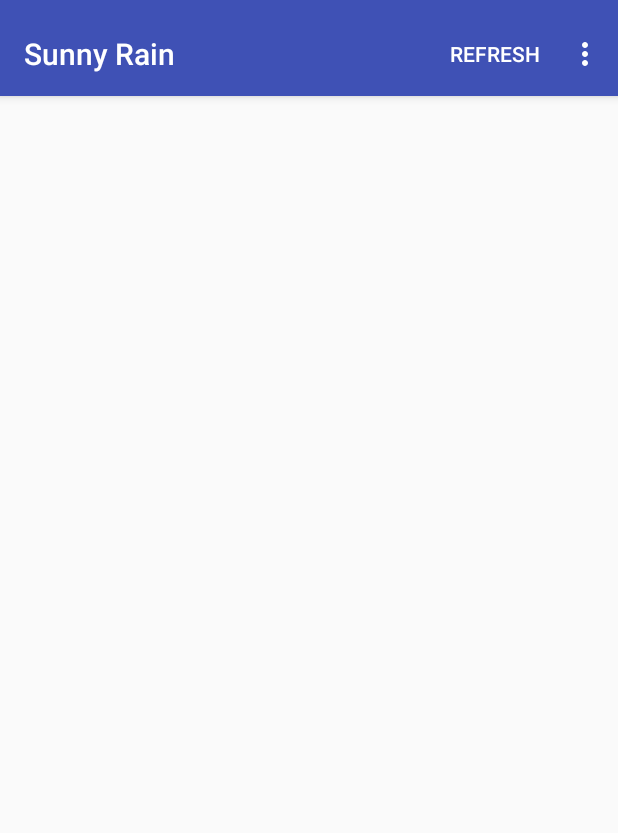
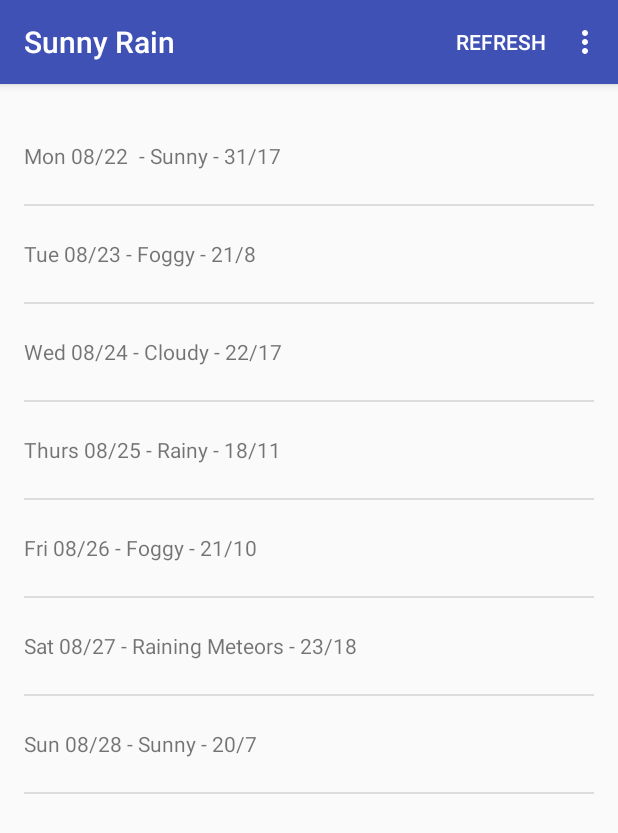
Before and after one commit to NorbertasL/Sunny_Rain, an Android app: the screen it shows after launch (MainActivity), after a tap on "REFRESH", on a phone screen of 412 x 824 dp. Shown: the top 833 px of the screen. Run offline under Robolectric (Android 15) with nearby library versions, the phone set to English and light mode, and no system bars.

Commit message:
Fixed the layout, scraped the use of widgets for now

```diff
--- a/app/src/main/AndroidManifest.xml
+++ b/app/src/main/AndroidManifest.xml
@@ -8,12 +8,10 @@
         android:allowBackup="true"
         android:icon="@mipmap/ic_launcher"
         android:label="@string/app_name"
-        android:supportsRtl="true"
         android:theme="@style/AppTheme">
         <activity
             android:name=".MainActivity"
-            android:label="@string/app_name"
-            android:theme="@style/AppTheme.NoActionBar">
+            android:label="@string/app_name">
             <intent-filter>
                 <action android:name="android.intent.action.MAIN" />
 
--- a/app/src/main/java/com/redsparkdev/sunnyrain/MainActivity.java
+++ b/app/src/main/java/com/redsparkdev/sunnyrain/MainActivity.java
@@ -1,69 +1,33 @@
 package com.redsparkdev.sunnyrain;
 
 import android.support.v7.app.AppCompatActivity;
-import android.support.v7.widget.Toolbar;
-import android.support.v4.app.FragmentPagerAdapter;
 import android.os.Bundle;
 import android.view.Menu;
 import android.view.MenuItem;
 
 public class MainActivity extends AppCompatActivity {
 
-
-
     protected void onCreate(Bundle savedInstanceState) {
         super.onCreate(savedInstanceState);
         setContentView(R.layout.activity_main);
-        if(savedInstanceState == null){
-            getSupportFragmentManager().beginTransaction().add(R.id.container, new MainForecastFragment()).commit();
+        if (savedInstanceState == null) {
+            getSupportFragmentManager().beginTransaction()
+                    .add(R.id.container, new MainForecastFragment())
+                    .commit();
         }
-
-        Toolbar toolbar = (Toolbar) findViewById(R.id.toolbar);
-        setSupportActionBar(toolbar);
     }
 
 
     public boolean onCreateOptionsMenu(Menu menu) {
-        // Inflate the menu; this adds items to the action bar if it is present.
         getMenuInflater().inflate(R.menu.menu_main, menu);
-       // getMenuInflater().inflate(R.menu.forecast_fragment, menu);
         return true;
     }
 
     public boolean onOptionsItemSelected(MenuItem item) {
-        // Handle action bar item clicks here. The action bar will
-        // automatically handle clicks on the Home/Up button, so long
-        // as you specify a parent activity in AndroidManifest.xml.
-        int id = item.getItemId();
 
-        /**
-        //noinspection SimplifiableIfStatement
-        if (id == R.id.action_settings) {
-            return true;
-        }
-        */
-        /**
-        switch(id){
-            case(R.id.action_settings):
-                //opens settings
-                break;
-            case(R.id.refresh):
-                System.out.println("Refreshing fragment");
-                //refresh forecast fragment main
-                break;
-
-            default:
-                break;
-        }
+        int id = item.getItemId();//this will show witch menu item the user clicked
 
         return super.onOptionsItemSelected(item);
     }
 
-    /**
-     * A {@link FragmentPagerAdapter} that returns a fragment corresponding to
-     * one of the sections/tabs/pages.
-     */
-        return super.onOptionsItemSelected(item);
-    }
-
 }
--- a/app/src/main/java/com/redsparkdev/sunnyrain/MainForecastFragment.java
+++ b/app/src/main/java/com/redsparkdev/sunnyrain/MainForecastFragment.java
@@ -42,18 +42,14 @@ public class MainForecastFragment extends Fragment {
     }
     public boolean onOptionsItemSelected(MenuItem item){
         int id = item.getItemId();
+        /*
         if(id == R.id.acion_refresh) {
             FetchWeatherTask fetchWeatherTask = new FetchWeatherTask();
             fetchWeatherTask.execute("210077");
         }
+        */
         return super.onOptionsItemSelected(item);
     }
-
-
-    /**
-     * Returns a new instance of this fragment for the given section
-     * number.
-     */
 
     @Override
     public View onCreateView(LayoutInflater inflater, ViewGroup container,
@@ -75,15 +71,15 @@ public class MainForecastFragment extends Fragment {
 
         List<String> weekForecast = new ArrayList<>(Arrays.asList(forecastArray));
 
-        ArrayAdapter<String> forecastAdapter = new ArrayAdapter<>(
+        ArrayAdapter<String> mForecastAdapter = new ArrayAdapter<String>(
                 getActivity(),
                 R.layout.list_item_forecast,
-                R.id.list_item_forecast_textview,
+                R.id.list_item_forecast_text_view,
                 weekForecast);
 
         View rootView = inflater.inflate(R.layout.forecast_fragment_main, container, false);
         ListView listView = (ListView) rootView.findViewById(R.id.listview_forecast);
-        listView.setAdapter(forecastAdapter);
+        listView.setAdapter(mForecastAdapter);
 
         return rootView;
     }
--- a/app/src/main/res/layout/activity_main.xml
+++ b/app/src/main/res/layout/activity_main.xml
@@ -1,37 +1,16 @@
 <?xml version="1.0" encoding="utf-8"?>
-<android.support.design.widget.CoordinatorLayout xmlns:android="http://schemas.android.com/apk/res/android"
+<FrameLayout xmlns:android="http://schemas.android.com/apk/res/android"
+
+    xmlns:tools="http://schemas.android.com/tools"
     xmlns:app="http://schemas.android.com/apk/res-auto"
-    xmlns:tools="http://schemas.android.com/tools"
-    android:id="@+id/main_content"
+    android:id="@+id/container"
     android:layout_width="match_parent"
     android:layout_height="match_parent"
-    android:fitsSystemWindows="true"
-    tools:context="com.redsparkdev.sunnyrain.MainActivity">
-
-    <android.support.design.widget.AppBarLayout
-        android:id="@+id/appbar"
-        android:layout_width="match_parent"
-        android:layout_height="wrap_content"
-        android:paddingTop="@dimen/appbar_padding_top"
-        android:theme="@style/AppTheme.AppBarOverlay">
-
-        <android.support.v7.widget.Toolbar
-            android:id="@+id/toolbar"
-            android:layout_width="match_parent"
-            android:layout_height="?attr/actionBarSize"
-            android:background="?attr/colorPrimary"
-            app:layout_scrollFlags="scroll|enterAlways"
-            app:popupTheme="@style/AppTheme.PopupOverlay">
-
-        </android.support.v7.widget.Toolbar>
-
-    </android.support.design.widget.AppBarLayout>
-
-    <android.support.v4.view.ViewPager
-        android:id="@+id/container"
-        android:layout_width="match_parent"
-        android:layout_height="match_parent"
-        app:layout_behavior="@string/appbar_scrolling_view_behavior" />
+    tools:context=".MainActivity"
+    tools:ignore="MergeRootFrame">
 
 
-</android.support.design.widget.CoordinatorLayout>
+
+
+
+</FrameLayout>
--- a/app/src/main/res/layout/list_item_forecast.xml
+++ b/app/src/main/res/layout/list_item_forecast.xml
@@ -1,9 +1,10 @@
 <?xml version="1.0" encoding="utf-8"?>
 <TextView xmlns:android="http://schemas.android.com/apk/res/android"
-    android:id="@+id/list_item_forecast_textview"
+    android:id="@+id/list_item_forecast_text_view"
     android:layout_width="match_parent"
     android:layout_height="wrap_content"
     android:minHeight="?android:attr/listPreferredItemHeight"
-    android:gravity="center_vertical">
+    android:gravity="center_vertical"
+    >
 
 </TextView>
```
